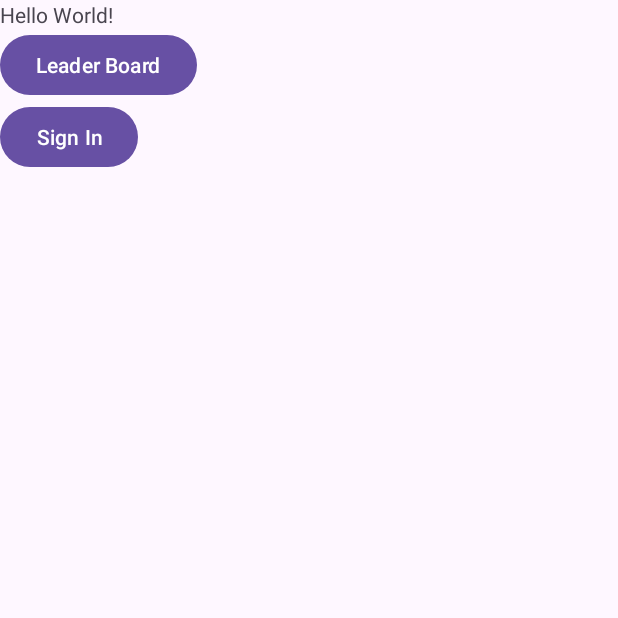
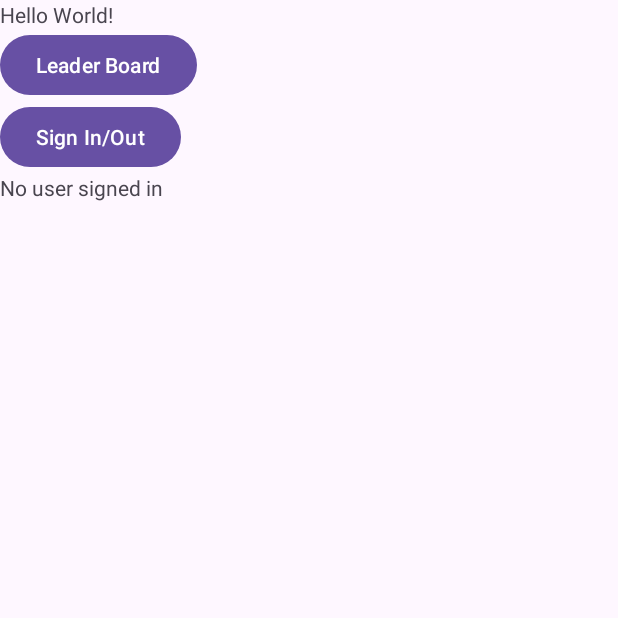
Before and after one commit to leohoerdemann/CSE_476_Project_App, an Android app: the screen it shows after launch (MainActivity), on a phone screen of 412 x 824 dp, the top half of it. Run offline under Robolectric (Android 15) with nearby library versions, the phone set to English and light mode, and no system bars; libraries missing offline, so code that uses them is left out: com.auth0.android, net.openid.appauth.

Commit message:
Sign in/out of google account

```diff
--- a/app/build.gradle.kts
+++ b/app/build.gradle.kts
@@ -36,6 +36,7 @@ dependencies {
     implementation("androidx.constraintlayout:constraintlayout:2.1.4")
     implementation("com.auth0.android:jwtdecode:2.0.0")
     implementation("net.openid:appauth:0.9.1")
+    implementation("com.squareup.okhttp3:okhttp:4.12.0")
     testImplementation("junit:junit:4.13.2")
     androidTestImplementation("androidx.test.ext:junit:1.1.5")
     androidTestImplementation("androidx.test.espresso:espresso-core:3.5.1")
--- a/app/src/main/res/layout/activity_main.xml
+++ b/app/src/main/res/layout/activity_main.xml
@@ -7,6 +7,10 @@
     android:orientation="vertical"
     tools:context=".MainActivity">
 
+    <!--
+        This button is just temporary for testing, feel free to remove and
+        call onStartLeaderBoard() somewhere else
+    -->
     <TextView
         android:layout_width="wrap_content"
         android:layout_height="wrap_content"
@@ -17,10 +21,6 @@
         app:layout_constraintStart_toStartOf="parent"
         app:layout_constraintTop_toTopOf="parent" />
 
-    <!--
-        This button is just temporary for testing, feel free to remove and
-        call onStartLeaderBoard() somewhere else
-    -->
     <Button
         android:id="@+id/leaderBoardButton"
         android:layout_width="wrap_content"
@@ -38,4 +38,10 @@
         android:onClick="onSignIn"
         android:text="@string/sign_in_button" />
 
+    <TextView
+        android:id="@+id/textView2"
+        android:layout_width="match_parent"
+        android:layout_height="wrap_content"
+        android:text="@string/not_signed_in" />
+
 </LinearLayout>
--- a/app/src/main/res/values/strings.xml
+++ b/app/src/main/res/values/strings.xml
@@ -5,11 +5,13 @@
     <string name="leader_board_button_text">Leader Board</string>
     <string name="start_studying">start studying</string>
     <string name="see_leaderboard">go to leaderboard</string>
+    <string name="not_signed_in">No user signed in</string>
     <string name="welcome">Welcome!</string>
-    <string name="sign_in_button">Sign In</string>
+    <string name="sign_in_button">Sign In/Out</string>
     <string name="client_id">978486740806-58nsjhbr6otnfc72io6a9t0e658v2jka.apps.googleusercontent.com</string>
     <string name="url_logout_url">msu.edu.cse476.hoerdema.cse476projectapp:/logout</string>
     <string name="url_auth_redirect">msu.edu.cse476.hoerdema.cse476projectapp:/oauth2redirect</string>
     <string name="url_token_exchange">https://www.googleapis.com/oauth2/v4/token</string>
     <string name="url_api_call">https://www.googleapis.com/drive/v2/files</string>
+    <string name="url_logout">https://accounts.google.com/o/oauth2/revoke?token=</string>
 </resources>
```
Also changed, not shown: app/src/main/java/msu/edu/cse476/hoerdema/cse476projectapp/MainActivity.java (+51 -30 lines).
